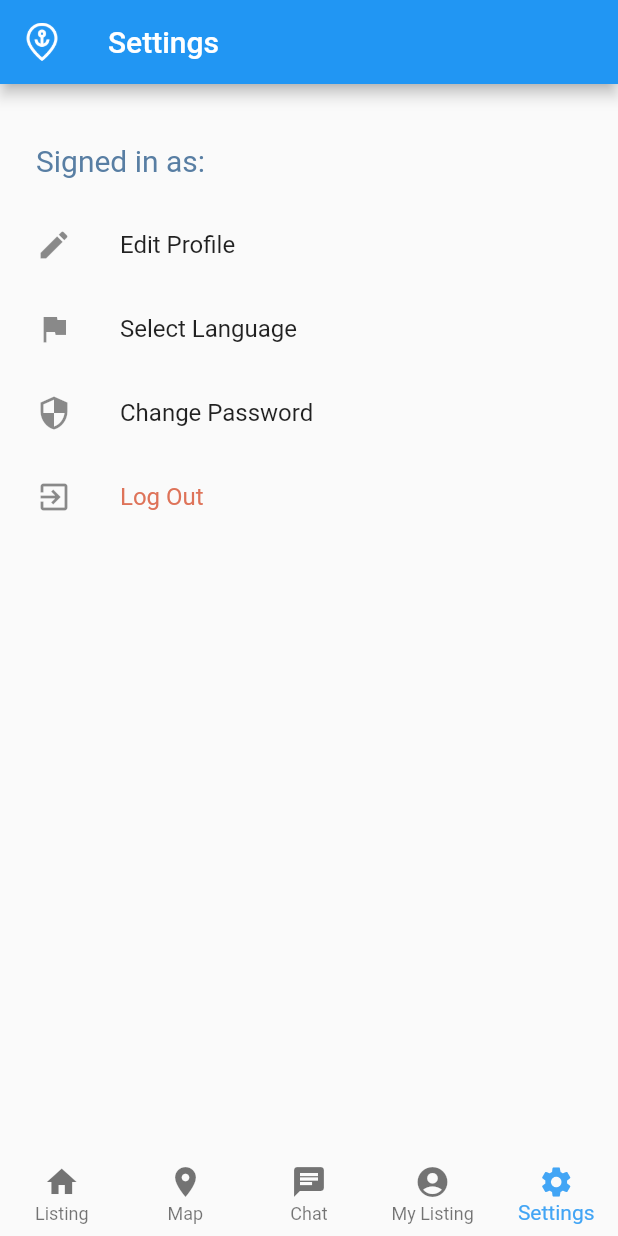
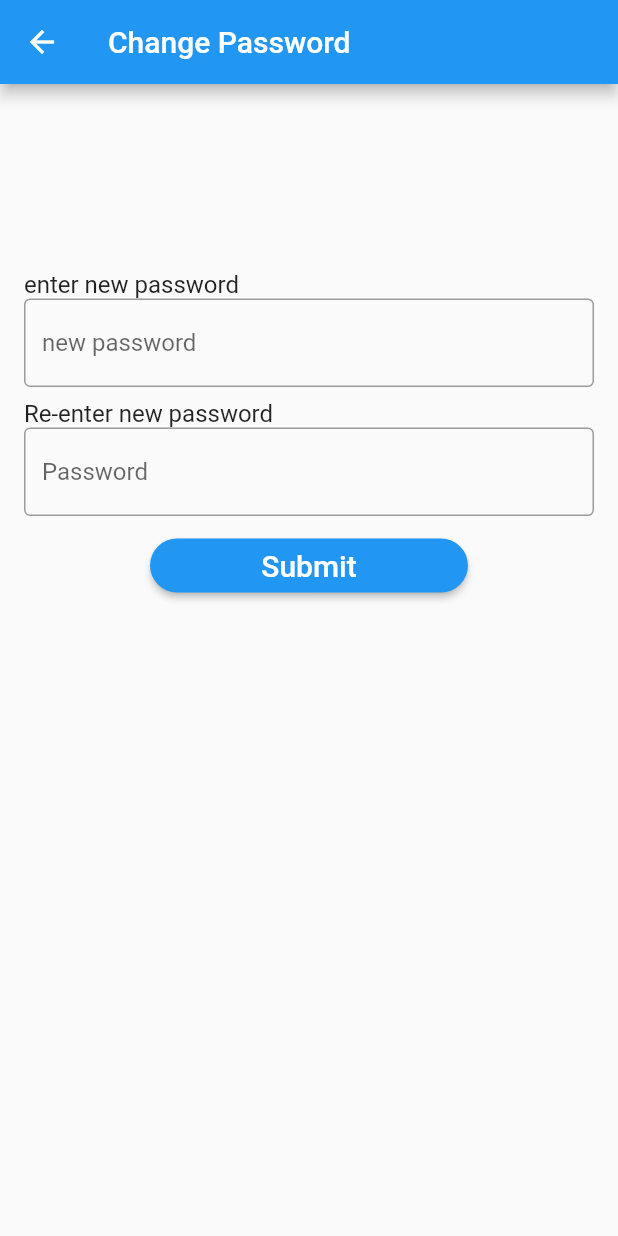
Before and after one commit to Sunnyc317/mobile-device-group-project-dockmate, a Flutter app: the Settings screen opened directly, after a tap on "Change Password", on a phone screen of 412 x 824 dp. Run offline on Flutter 3.47's test engine with Material 2 defaults, Android fonts, the phone set to English and light mode, and no system bars; our stand-ins replace cloud_firestore, firebase_auth, firebase_core, flutter_local_notifications, flutter_map, geolocator and 4 more; missing offline and left inert: filter_list, flutter_dialogflow; accounts and stored records are empty; network calls fail; project files that could hold a hidden picture were left out.

Commit message:
updated change password, still buggy but it works

```diff
--- a/dockmate/lib/pages/Settings/changePassword.dart
+++ b/dockmate/lib/pages/Settings/changePassword.dart
@@ -0,0 +1,131 @@
+import 'package:dockmate/model/usersqfModel.dart';
+import 'package:dockmate/pages/authentication/firstScreen.dart';
+import 'package:dockmate/pages/authentication/forgotPassword.dart';
+import 'package:dockmate/pages/authentication/register.dart';
+import 'package:firebase_auth/firebase_auth.dart';
+import 'package:flutter/material.dart';
+import 'package:dockmate/utils/auth.dart';
+import 'package:path/path.dart';
+import 'package:provider/provider.dart';
+
+class ChangePassword extends StatefulWidget {
+  // final Function toggleView;
+  // bool verified;
+  // User user;
+  // ChangePassword({Key key, this.toggleView, this.user, this.verified}) : super(key: key);
+
+  @override
+  _ChangePasswordState createState() => _ChangePasswordState();
+}
+
+class _ChangePasswordState extends State<ChangePassword> {
+  // bool changed = false;
+  @override
+  Widget build(BuildContext context) {
+    final _model = UserModel();
+    final userstatus = Provider.of<User>(context);
+    final _formKey = GlobalKey<FormState>();
+    // User user = widget.user;
+    String password;
+    String reEnterPassword;
+    AuthService _auth = AuthService();
+    // if (!changed) {
+    //   user = widget.user;
+    //   verified = widget.verified;
+    // }
+
+    return Scaffold(
+      appBar: AppBar(
+        // leading: Image.asset("assets/dock.png", scale: 20, color: Colors.white),
+        title: Text("Change Password"),
+      ),
+      body: Center(
+        child: Container(
+          margin: EdgeInsets.only(top: 120),
+          // margin: EdgeInsets.only(top: 200, bottom: 200),
+          child: Form(
+            key: _formKey,
+            child: ListView(
+              // mainAxisAlignment: MainAxisAlignment.spaceAround,
+              children: <Widget>[
+                ListTile(
+                    title: Text("enter new password"),
+                    subtitle: TextFormField(
+                      obscureText: true,
+                      validator: (val) {
+                        if (val.length > 0 && val.length < 8) {
+                          return 'password need to have more than 8 characters';
+                        }
+                        return null;
+                      },
+                      onSaved: (val) {password = val;},
+                      onChanged: (val) {
+                        password = val;
+                        // if (val.length > 0 && val.length < 8) {
+                        //   return 'password need to have more than 8 characters';
+                        // }
+                        // return null;
+                      },
+                      decoration: InputDecoration(
+                        hintText: 'new password',
+                        border: OutlineInputBorder(),
+                      ),
+                    )),
+                ListTile(
+                    title: Text("Re-enter new password"),
+                    subtitle: TextFormField(
+                      validator: (val) {
+                        if (val != password) {
+                          return 'doesn\tt match with the password above';
+                        }
+                        return null;
+                      },
+                      onChanged: (val) {
+                        reEnterPassword = val;
+                      },
+                      onSaved: (val) {
+                        password = val;
+                      },
+                      obscureText: true,
+                      decoration: InputDecoration(
+                        hintText: 'Password',
+                        border: OutlineInputBorder(),
+                      ),
+                    )),
+                Builder(
+                  builder: (context) => Container(
+                    margin: EdgeInsets.symmetric(horizontal: 100, vertical: 5),
+                    child: RaisedButton(
+                      shape: RoundedRectangleBorder(
+                        borderRadius: BorderRadius.circular(18.0),
+                      ),
+                      color: Colors.blue,
+                      child: Text("Submit",
+                          style: TextStyle(fontSize: 20, color: Colors.white)),
+                      onPressed: () async {
+                        if (_formKey.currentState.validate()) {
+                          _formKey.currentState.save();
+                          dynamic result = await _auth.updatePassword(password);
+
+                          if (result['updated']) {
+                            print('password updated. suppose to pop navigator');
+                             Scaffold.of(context).showSnackBar(
+                                SnackBar(content: Text(result['msg'])));
+                          } else {
+                            Scaffold.of(context).showSnackBar(
+                                SnackBar(content: Text(result['msg'])));
+                          }
+                        }
+                      },
+                    ),
+                  ),
+                ),
+              ],
+            ),
+          ),
+        ),
+      ),
+      // }),
+    );
+  }
+}
--- a/dockmate/lib/pages/Settings/settings.dart
+++ b/dockmate/lib/pages/Settings/settings.dart
@@ -1,4 +1,5 @@
 import 'package:dockmate/model/user.dart' as usermodel;
+import 'package:dockmate/pages/Settings/changePassword.dart';
 import 'package:dockmate/pages/Settings/editProfile.dart';
 import 'package:dockmate/pages/Settings/selectLanguage.dart';
 import 'package:dockmate/utils/auth.dart';
@@ -90,10 +91,20 @@ class _SettingsState extends State<Settings> {
                               builder: (context) => SelectLanguage()));
                     },
                   ),
-                  ListTile(
-                    title: Text('Change Password'),
-                    leading: Icon(Icons.security),
-                    onTap: () {},
+                  Builder(
+                    builder: (context) => ListTile(
+                      title: Text('Change Password'),
+                      leading: Icon(Icons.security),
+                      onTap: () async {
+                        String resultMSG = await Navigator.push(
+                            context,
+                            MaterialPageRoute(
+                                builder: (context) => ChangePassword()));
+
+                        Scaffold.of(context)
+                            .showSnackBar(SnackBar(content: Text(resultMSG)));
+                      },
+                    ),
                   ),
                   ListTile(
                       title: Text('Log Out',
--- a/dockmate/lib/utils/auth.dart
+++ b/dockmate/lib/utils/auth.dart
@@ -18,15 +18,14 @@ class AuthService {
 
   usermodel.User _userFromFirebaseUser(User user) {
     usermodel.User muser;
-    if (user!= null) {
+    if (user != null) {
       muser = usermodel.User(id: user.uid);
       muser.first_name = user.displayName.split(' ')[0];
       muser.last_name = user.displayName.split(' ')[1];
       muser.email = user.email;
       muser.notifON = true;
       return muser;
-    }
-    else {
+    } else {
       return null;
     }
 
@@ -158,7 +157,6 @@ class AuthService {
     }
   }
 
-
   Future resetPassword(String email) async {
     try {
       await _auth.sendPasswordResetEmail(email: email);
@@ -174,4 +172,14 @@ class AuthService {
       };
     }
   }
+
+  Future updatePassword(String password) async {
+    try {
+      print('auth: the password updated is $password');
+      await _auth.currentUser.updatePassword(password);
+      return {'updated': true, 'msg': 'password updated successfully'};
+    } catch (e) {
+      return {'updated': false, 'msg': 'fail to update password \nerror: ${e.toString()}'};
+    }
+  }
 }
```
